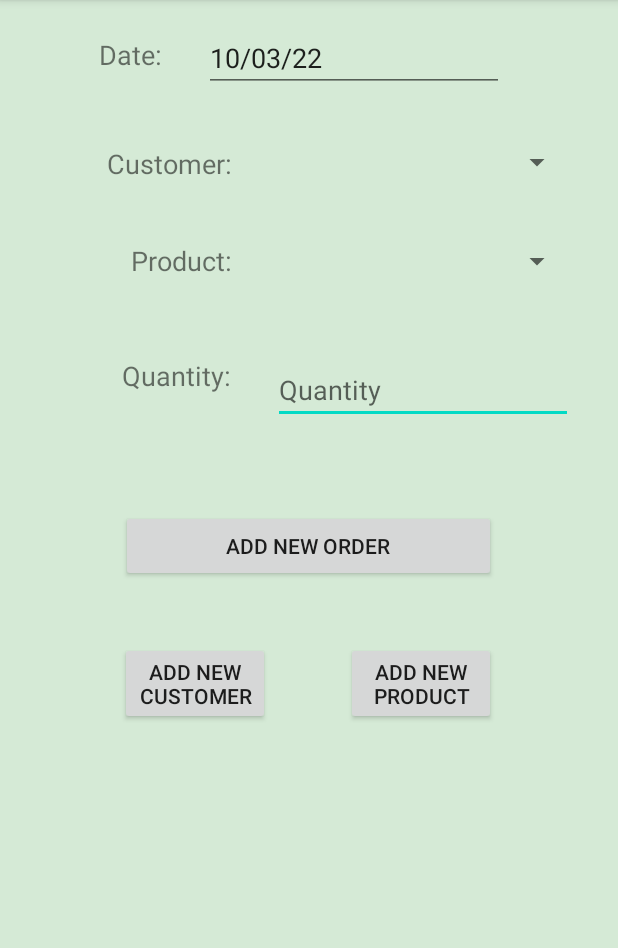
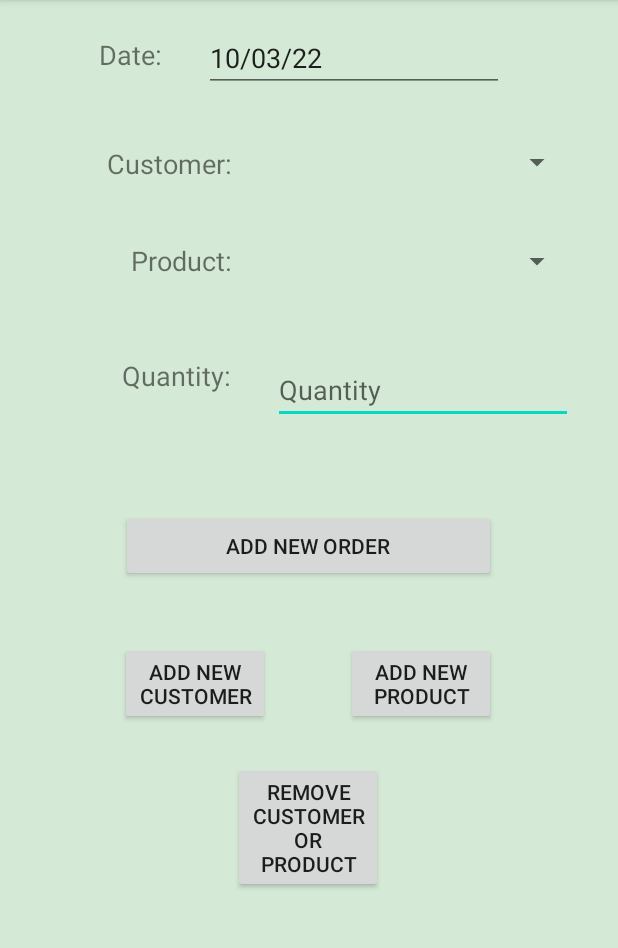
Before and after one commit to DanFoleyGit/FarmManagerHelper, an Android app: the ManagerOrderBoardSettings screen opened directly, with no data from a screen before it, on a phone screen of 412 x 824 dp, the part 84-1032 px from its top. Run offline under Robolectric (Android 15) with nearby library versions, the phone set to English and light mode, and no system bars; our stand-ins replace Firebase (no records; nobody signed in at launch, a user with empty details on screens opened directly); 1 statement that could not run was skipped.

Commit message:
Delete Functionality added to Orders Board
New pop up window in manager order board settings allows a user to select two radio buttons, one to delete a product and one to delete a customer. If the customer is selected, it will only show the drop down list of customers. To delete the customer the user must click the Confirm Delete button. If they want to delete a product, a second drop down window will appear with that customers products.

Validation is done to make sure that the correct inputs are required wether they are deleted a customer or a product. when pressing the delete button or the close window button, the delete button is disabled and the confirm delete radio button is also unchecked.

In OrderBoard Services, the functions deleteCustomerFromFarm() and deleteProductFromCustomerInFarm() are used to get the correct database reference to pass the customer name and if needed the product name to deleteCustomerFromFarm() and deleteProductFromCustomer() in the databaseManager class.

```diff
--- a/app/src/main/java/com/example/farmmanagerhelper/MainActivity.java
+++ b/app/src/main/java/com/example/farmmanagerhelper/MainActivity.java
@@ -60,8 +60,6 @@ public class MainActivity extends AppCompatActivity {
             if(checkUserIsInFarm(currentUser))
             {
                 Log.d("MainActivity", "User checked and is in farm");
-                Toast toast = Toast.makeText(MainActivity.this, "User checked", Toast.LENGTH_SHORT);
-                toast.show();
             }
 
             else{
--- a/app/src/main/res/layout/activity_manager_order_board_settings.xml
+++ b/app/src/main/res/layout/activity_manager_order_board_settings.xml
@@ -141,6 +141,7 @@
         app:layout_constraintStart_toStartOf="parent"
         app:layout_constraintTop_toBottomOf="@+id/buttonManagerOrderSettingsAddNewOrder" />
 
+
     <EditText
         android:id="@+id/editTextProductQuantity"
         android:layout_width="200dp"
@@ -153,7 +154,21 @@
         app:layout_constraintEnd_toEndOf="parent"
         app:layout_constraintTop_toBottomOf="@+id/SpinnerManagerOrderBoardSettingsProduct" />
 
-<!-- add customer popup -->
+    <!-- add customer popup -->
+
+    <Button
+        android:id="@+id/buttonManagerOrderSettingsOpeneDeleteCustomerOrProductPopup"
+        android:layout_width="100dp"
+        android:layout_height="wrap_content"
+        android:layout_marginStart="75dp"
+        android:layout_marginTop="508dp"
+
+        android:text="Remove Customer Or Product"
+        app:layout_constraintEnd_toEndOf="parent"
+        app:layout_constraintHorizontal_bias="0.338"
+        app:layout_constraintStart_toStartOf="parent"
+        app:layout_constraintTop_toTopOf="parent" />
+
     <view
         android:id="@+id/AddNewCustomerDialog"
         class="androidx.coordinatorlayout.widget.CoordinatorLayout"
@@ -221,6 +236,7 @@
             app:layout_constraintEnd_toEndOf="parent"
             app:layout_constraintStart_toStartOf="parent"
             app:layout_constraintTop_toTopOf="parent"/>
+
     </view>
 
 <!-- add Product to customer popup -->
@@ -305,6 +321,122 @@
             app:layout_constraintTop_toTopOf="parent"/>
     </view>
 
+    <view
+        android:id="@+id/removeCustomerOrProductPopUp"
+        class="androidx.coordinatorlayout.widget.CoordinatorLayout"
+        android:layout_width="250dp"
+        android:layout_height="400dp"
+        android:background="#FFFFFF"
+        android:windowIsTranslucent="false"
+        app:layout_constraintBottom_toBottomOf="parent"
+        app:layout_constraintEnd_toEndOf="parent"
+        app:layout_constraintHorizontal_bias="0.497"
+        app:layout_constraintStart_toStartOf="parent"
+        app:layout_constraintTop_toTopOf="parent"
+        app:layout_constraintVertical_bias="0.498"
+        tools:context=".ManagerOrderBoardSettings"
+        android:visibility="gone"
+        >
+        <TextView
+            android:id="@+id/managerOrderBoardDeleteCustomerOrProductMessage"
+            android:layout_width="190dp"
+            android:layout_height="wrap_content"
+            android:layout_marginTop="50dp"
+            android:layout_marginStart="20dp"
+            android:text="Select What you would like to delete."
+            android:textSize="14sp"
+            android:textAlignment="viewStart"
+            app:layout_constraintEnd_toEndOf="parent"
+            app:layout_constraintStart_toStartOf="parent"
+            app:layout_constraintTop_toTopOf="parent"
+            />
+
+        <RadioGroup xmlns:android="http://schemas.android.com/apk/res/android"
+            android:layout_width="match_parent"
+            android:layout_height="wrap_content"
+            android:layout_marginTop="100dp"
+            android:layout_marginStart="20dp"
+            android:orientation="vertical">
+            <RadioButton android:id="@+id/radio_DeleteCustomer"
+                android:layout_width="wrap_content"
+                android:layout_height="wrap_content"
+                android:text="Customer" />
+            <RadioButton android:id="@+id/radio_DeleteProduct"
+                android:layout_width="wrap_content"
+                android:layout_height="wrap_content"
+                android:text="Product" />
+        </RadioGroup>
+
+        <ImageButton
+            android:id="@+id/imageButtonCloseDeleteCustomerOrProductPopUp"
+            android:layout_width="wrap_content"
+            android:layout_height="wrap_content"
+            app:srcCompat="@android:drawable/ic_menu_close_clear_cancel"
+            app:layout_constraintStart_toStartOf="parent"
+            app:layout_constraintTop_toTopOf="parent"
+            />
+        <!--android:visibility="gone"-->
+
+        <Button
+            android:id="@+id/buttonManagerOrderSettingsDeleteCustomerOrProduct"
+            android:layout_width="100dp"
+            android:layout_height="wrap_content"
+            android:layout_marginTop="320dp"
+            android:layout_marginStart="75dp"
+            android:text="DELETE"
+            app:layout_constraintEnd_toEndOf="parent"
+            app:layout_constraintStart_toStartOf="parent"
+            app:layout_constraintTop_toTopOf="parent" />
+
+        <Spinner
+            android:id="@+id/spinnerDeleteCustomer"
+            android:layout_width="200dp"
+            android:layout_height="40dp"
+            android:layout_marginTop="170dp"
+            android:layout_marginStart="25dp"
+            android:textAlignment="center"
+            android:textSize="18sp"
+            android:hint="Customer"
+            app:layout_constraintEnd_toEndOf="parent"
+            />
+
+        <Spinner
+            android:id="@+id/spinnerDeleteProduct"
+            android:layout_width="200dp"
+            android:layout_height="40dp"
+            android:layout_marginTop="220dp"
+            android:layout_marginStart="25dp"
+            android:textAlignment="center"
+            android:textSize="18sp"
+            android:hint="Customer"
+            app:layout_constraintEnd_toEndOf="parent"
+            android:visibility="gone"
+            />
+
+        <RadioButton android:id="@+id/radio_DeleteConfirm"
+            android:layout_width="wrap_content"
+            android:layout_height="wrap_content"
+            android:layout_marginTop="290dp"
+            android:layout_marginStart="75dp"
+            android:text="Confirm Delete"
+            android:onClick="onRadioButtonClicked"/>
+
+
+        <TextView
+            android:id="@+id/managerOrderBoardDeleteCustomerOrProductErrorMsg"
+            android:layout_width="190dp"
+            android:layout_height="wrap_content"
+            android:layout_marginTop="260dp"
+            android:layout_marginStart="25dp"
+            android:text=""
+            android:textColor="#FF0000"
+            android:textSize="14sp"
+            android:textAlignment="center"
+            app:layout_constraintEnd_toEndOf="parent"
+            app:layout_constraintStart_toStartOf="parent"
+            app:layout_constraintTop_toTopOf="parent"/>
+    </view>
+
 
 
 </androidx.constraintlayout.widget.ConstraintLayout>
--- a/app/src/main/res/layout/activity_orders_board.xml
+++ b/app/src/main/res/layout/activity_orders_board.xml
@@ -69,11 +69,10 @@
 
     <ListView
         android:id="@+id/OrdersBoardListView"
-        android:background="#FFFFFF"
         android:layout_width="match_parent"
         android:layout_height="match_parent"
         android:layout_marginHorizontal="40dp"
         android:layout_weight="20"
-        />
+        android:background="#FFFFFF" />
 
 </LinearLayout>
```
Also changed, not shown: app/src/main/java/com/example/farmmanagerhelper/DatabaseManager.java (+58 -27 lines), app/src/main/java/com/example/farmmanagerhelper/ManagerOrderBoardSettings.java (+277 -2 lines), app/src/main/java/com/example/farmmanagerhelper/OrdersBoardServices.java (+80 -0 lines).
